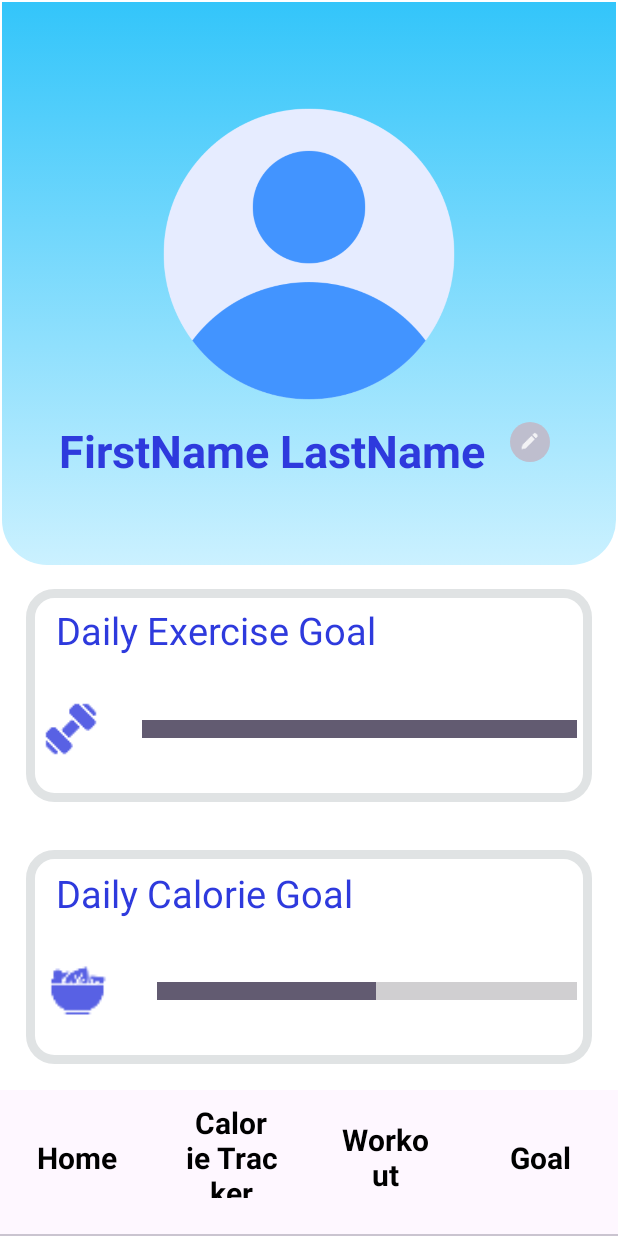
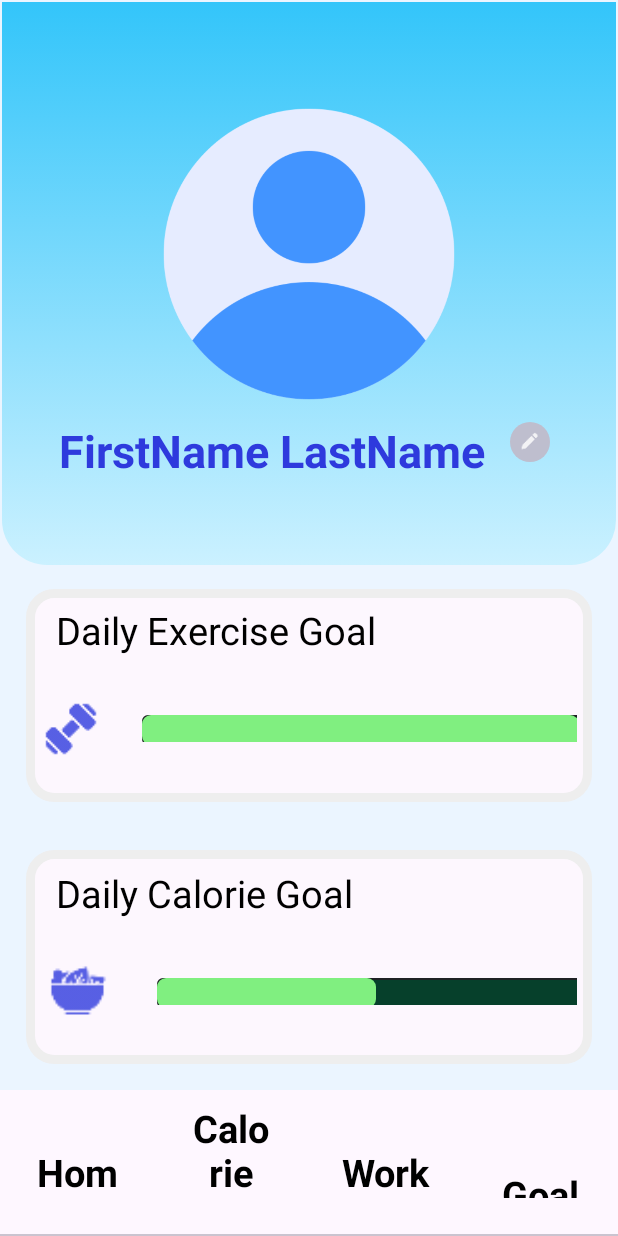
Before and after one commit to kar5252/CMSC-434-Health-App, an Android app: the screen it shows after launch (MainActivity), on a phone screen of 412 x 824 dp. Run offline under Robolectric (Android 15) with nearby library versions, the phone set to English and light mode, and no system bars.

Commit message:
final ver?

```diff
--- a/app/src/main/res/drawable/progress_background.xml
+++ b/app/src/main/res/drawable/progress_background.xml
@@ -1,6 +1,6 @@
 <?xml version="1.0" encoding="utf-8"?>
 <shape xmlns:android="http://schemas.android.com/apk/res/android">
-    <solid android:color="@color/white"/>
+    <solid android:color="#fdf7fe"/>
     <corners android:radius="16dp"/>
-    <stroke android:width="6dp" android:color="#E0E3E4"/>
+    <stroke android:width="6dp" android:color="#EEEEEE"/>
 </shape>
--- a/app/src/main/res/drawable/round_rectangle.xml
+++ b/app/src/main/res/drawable/round_rectangle.xml
@@ -10,6 +10,7 @@
             <corners android:bottomLeftRadius="30dp"
                 android:bottomRightRadius="30dp"/>
 
+
         </shape>
     </item>
 </selector>
--- a/app/src/main/res/layout/custom_tab.xml
+++ b/app/src/main/res/layout/custom_tab.xml
@@ -3,8 +3,8 @@
     android:id="@+id/tabText"
     android:layout_width="wrap_content"
     android:layout_height="wrap_content"
-    android:textSize="20sp"
-    android:textColor="@android:color/black"
+    android:textSize="25sp"
+    android:textColor="@color/black"
     android:textStyle="bold"
     android:gravity="center"
     android:padding="8dp"/>
--- a/app/src/main/res/layout/edit_profile.xml
+++ b/app/src/main/res/layout/edit_profile.xml
@@ -11,7 +11,6 @@
         android:hint="First Name"
         android:layout_width="match_parent"
         android:layout_height="wrap_content"/>
-
     <EditText
         android:id="@+id/lastNameEdit"
         android:hint="Last Name"
--- a/app/src/main/res/layout/fragment_home.xml
+++ b/app/src/main/res/layout/fragment_home.xml
@@ -5,10 +5,10 @@
     android:layout_height="match_parent"
     android:orientation="vertical"
     android:padding="1dp"
-    android:background="@color/white"
+    android:background="#ebf5ff"
     tools:context=".Home">
 
-
+<!--"#ECF8FF"-->
 
 
     <androidx.constraintlayout.widget.ConstraintLayout
@@ -85,7 +85,7 @@
             android:paddingTop="0dp"
             android:paddingBottom="10dp"
             android:text="Daily Exercise Goal"
-            android:textColor="#2E3ADD"
+            android:textColor="@color/black"
             android:textSize="25sp" />
 
 
@@ -104,10 +104,10 @@
                 android:id="@+id/progressBar"
                 style="?android:attr/progressBarStyleHorizontal"
                 android:layout_width="500dp"
-                android:layout_height="20dp"
+                android:layout_height="18dp"
                 android:progress="60"
-                android:scaleY="3"
-                android:paddingLeft="15dp"/>
+                android:paddingLeft="15dp"
+                android:progressDrawable="@drawable/custom_progress_bg"/>
             <TextView
                 android:layout_width="wrap_content"
                 android:layout_height="wrap_content"
@@ -138,7 +138,7 @@
             android:paddingTop="1dp"
             android:paddingBottom="10dp"
             android:text="Daily Calorie Goal"
-            android:textColor="#2E3ADD"
+            android:textColor="@color/black"
             android:textSize="25sp" />
         <LinearLayout
             android:layout_width="wrap_content"
@@ -155,10 +155,11 @@
                 android:id="@+id/progressBar2"
                 style="?android:attr/progressBarStyleHorizontal"
                 android:layout_width="500dp"
-                android:layout_height="20dp"
+                android:layout_height="18dp"
                 android:progress="30"
-                android:scaleY="3"
-                android:paddingLeft="15dp"/>
+                android:scaleY="1"
+                android:paddingLeft="15dp"
+                android:progressDrawable="@drawable/custom_progress_bg"/>
             <TextView
                 android:layout_width="wrap_content"
                 android:layout_height="wrap_content"
@@ -184,30 +185,97 @@
 
 
         <TextView
-            android:layout_width="600dp"
+            android:layout_width="475dp"
             android:layout_height="wrap_content"
             android:paddingStart="20dp"
             android:paddingTop="20dp"
             android:paddingBottom="10dp"
-            android:text="Weekly Progress- 3 Day Streak!"
-            android:textColor="#2E3ADD"
+            android:text="3 Day Streak- Keep it up!"
+            android:textColor="@color/black"
             android:textSize="40sp"
             android:textStyle="bold" />
+
         <TextView
             android:layout_width="wrap_content"
             android:layout_height="wrap_content"
+            android:layout_marginStart="2dp"
             android:text="🔥"
-            android:textSize="35sp"
-            android:layout_marginStart="2dp" />
+            android:textSize="35sp" />
+    </LinearLayout>
+
+    <LinearLayout
+        android:layout_width="match_parent"
+        android:layout_height="wrap_content"
+        android:orientation="horizontal"
+        android:paddingStart="16dp"
+        android:paddingEnd="16dp"
+        android:gravity="center_vertical">
+        <LinearLayout
+            android:layout_width="514dp"
+            android:layout_height="274dp"
+            android:layout_marginEnd="16dp"
+            android:orientation="vertical"
+            android:background="@drawable/progress_background">
+
+            <TextView
+                android:layout_width="wrap_content"
+                android:layout_height="wrap_content"
+                android:paddingStart="20dp"
+                android:paddingTop="10dp"
+                android:paddingBottom="1dp"
+                android:text="Reminders:"
+                android:textColor="@color/black"
+                android:textSize="25sp"
+                android:textStyle="bold"/>
+            <TextView
+                android:layout_width="wrap_content"
+                android:layout_height="wrap_content"
+                android:paddingStart="20dp"
+                android:paddingTop="10dp"
+                android:paddingBottom="1dp"
+                android:text="-Remember to log  Lunch!"
+                android:textColor="@color/black"
+                android:textSize="25sp"
+                />
+            <TextView
+                android:layout_width="wrap_content"
+                android:layout_height="wrap_content"
+                android:paddingStart="20dp"
+                android:paddingTop="10dp"
+                android:paddingBottom="1dp"
+                android:text="-Upcoming: Arm Strength workout"
+                android:textColor="@color/black"
+                android:textSize="25sp"
+                />
+            <TextView
+                android:layout_width="wrap_content"
+                android:layout_height="wrap_content"
+                android:paddingStart="20dp"
+                android:paddingTop="10dp"
+                android:paddingBottom="1dp"
+                android:text="-Drink 48 oz. water"
+                android:textColor="@color/black"
+                android:textSize="25sp"
+                />
+            <TextView
+                android:layout_width="wrap_content"
+                android:layout_height="wrap_content"
+                android:paddingStart="20dp"
+                android:paddingTop="10dp"
+                android:paddingBottom="1dp"
+                android:text="-2000 calorie daily goal"
+                android:textColor="@color/black"
+                android:textSize="25sp"
+                />
         </LinearLayout>
 
 
         <LinearLayout
             android:id="@+id/water_bottle"
-        android:layout_width="214dp"
+            android:layout_width="316dp"
             android:layout_height="wrap_content"
             android:layout_gravity="right"
-        android:layout_marginRight="30dp"
+            android:layout_marginRight="10dp"
             android:orientation="vertical">
 
             <Button
@@ -216,8 +284,7 @@
                 android:layout_height="wrap_content"
                 android:layout_gravity="center_horizontal"
                 android:layout_marginLeft="1dp"
-            android:layout_marginTop="15dp"
-            android:backgroundTint="#2E3ADD"
+                android:layout_marginTop="5dp"
                 android:text="add 8 oz"
                 android:textSize="20sp" />
 
@@ -251,11 +318,9 @@
                     android:layout_marginTop="-90dp"
                     android:src="@drawable/water_824188" />
 
-
             </FrameLayout>
-
 
         </LinearLayout>
 
-
     </LinearLayout>
+</LinearLayout>
--- a/app/src/main/res/layout/fragment_journal.xml
+++ b/app/src/main/res/layout/fragment_journal.xml
@@ -3,7 +3,7 @@
 xmlns:android="http://schemas.android.com/apk/res/android"
 android:layout_width="match_parent"
 android:layout_height="match_parent"
-    android:background="#DDEDF8"
+    android:background="#ebf5ff"
 android:orientation="vertical"
 
 android:padding="16dp">
--- a/app/src/main/res/layout/fragment_workout.xml
+++ b/app/src/main/res/layout/fragment_workout.xml
@@ -4,6 +4,7 @@
     xmlns:tools="http://schemas.android.com/tools"
     android:layout_width="match_parent"
     android:layout_height="match_parent"
+    android:background="#ebf5ff"
     tools:context=".Workout">
 
     <LinearLayout
```
Lines whose indentation alone changed are shown as unchanged.
